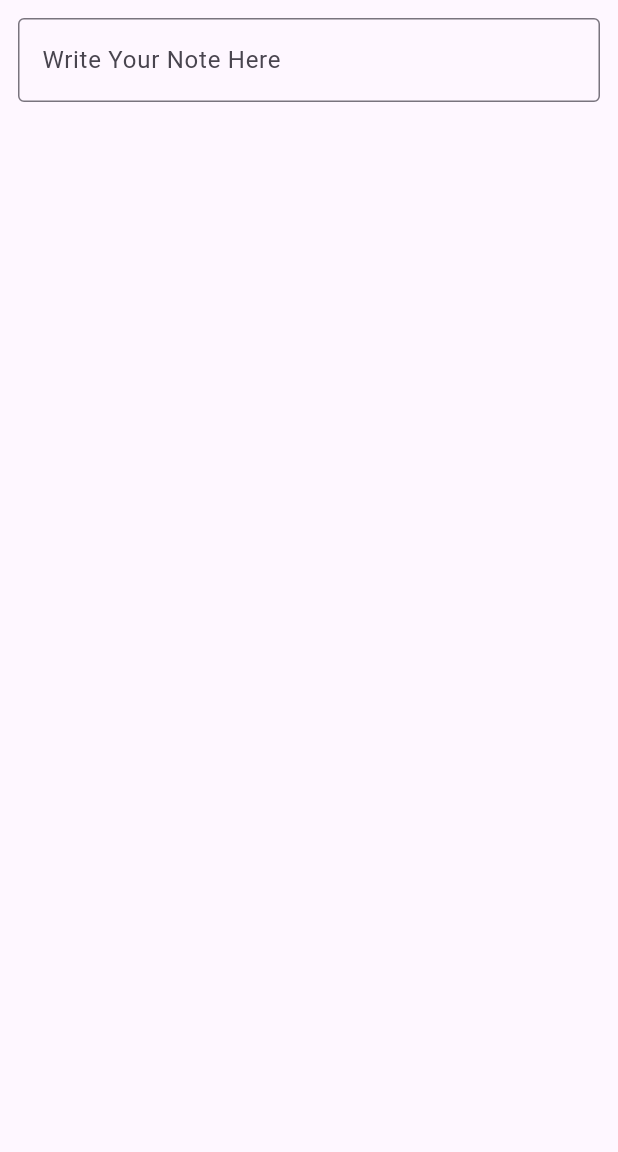
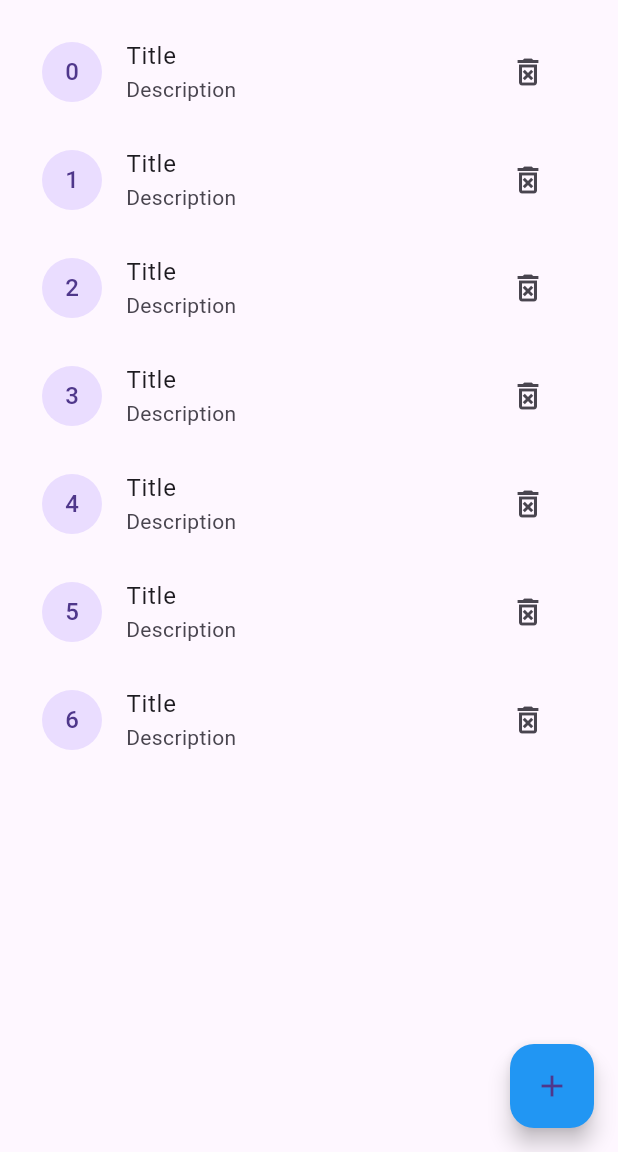
Before and after one commit to Yashu-Chaudhary/Notes, a Flutter app: the screen it shows after launch, on a phone screen of 412 x 824 dp, the part 84-1236 px from its top. Run offline on Flutter 3.47's test engine with Material 3 defaults, Android fonts, the phone set to English and light mode, and no system bars.

Commit message:
Note List

```diff
--- /dev/null
+++ b/lib/add_screen.dart
@@ -0,0 +1,10 @@
+import 'package:flutter/material.dart';
+
+class AddScreen extends StatelessWidget {
+  const AddScreen({super.key});
+
+  @override
+  Widget build(BuildContext context) {
+    return const Placeholder();
+  }
+}
--- a/lib/app.dart
+++ b/lib/app.dart
@@ -6,7 +6,7 @@ class MyApp extends StatelessWidget {
 
   @override
   Widget build(BuildContext context) {
-    return const MaterialApp(
+    return  MaterialApp(
       debugShowCheckedModeBanner: false,
       home: Home(),
     );
--- a/lib/home.dart
+++ b/lib/home.dart
@@ -1,4 +1,5 @@
 import 'package:flutter/material.dart';
+import 'package:notes/add_screen.dart';
 
 class Home extends StatefulWidget {
   const Home({super.key});
@@ -23,42 +24,28 @@ class _HomeState extends State<Home> {
       ),
       body: Padding(
         padding: const EdgeInsets.all(12.0),
-        child: Column(
-          children: [
-            TextField(
-              controller: controller,
-              decoration: const InputDecoration(
-                hintText: 'Write Your Note Here',
-                border: OutlineInputBorder(borderSide: BorderSide(width: 2)),
-              ),
-              onEditingComplete: () {
-                setState(() {
-                  notes.add(controller.text);
-                  controller.clear();
-                });
-              },
-            ),
-            Expanded(
-              child: ListView(
-                children: [
-                  ...List.generate(
-                    notes.length,
-                    (index) => Card(
-                      color: Colors.amber,
-                      child: Padding(
-                        padding: const EdgeInsets.all(8.0),
-                        child: Text(
-                          notes[index],
-                          style: const TextStyle(fontSize: 24),
-                        ),
-                      ),
-                    ),
-                  )
-                ],
-              ),
-            )
-          ],
-        ),
+        child: ListView.builder(
+            itemCount: 7,
+            itemBuilder: ((context, index) {
+              return ListTile(
+                  leading: CircleAvatar(
+                    child: Text('$index'),
+                  ),
+                  title: const Text('Title'),
+                  subtitle: const Text('Description'),
+                  trailing: IconButton(
+                    onPressed: () {},
+                    icon: const Icon(Icons.delete_forever_outlined),
+                  ));
+            })),
+      ),
+      floatingActionButton: FloatingActionButton(
+        onPressed: () {
+          Navigator.push(
+              context, MaterialPageRoute(builder: (context) => const AddScreen()));
+        },
+        child: const Icon(Icons.add),
+        backgroundColor: Colors.blue,
       ),
     );
   }
```
